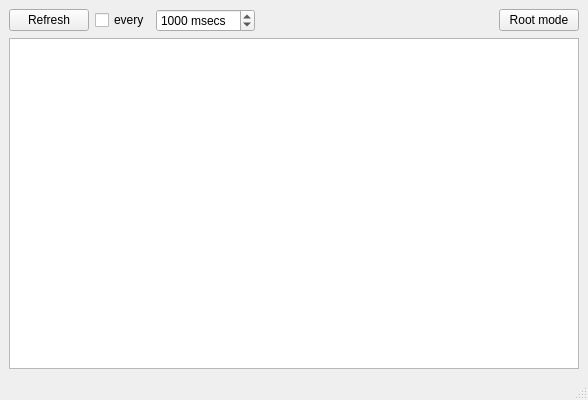
Before: the Qt Designer form konnectionmonitor.ui in mx1up/konnectionmonitor, drawn with Qt 5.
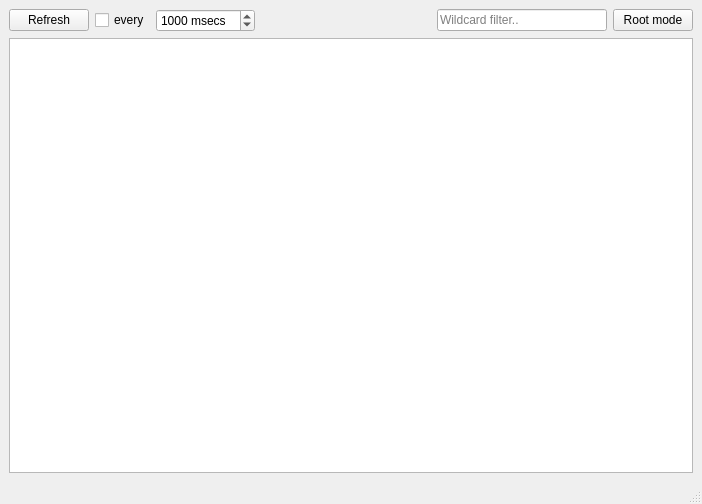
After: the same form once the commit is applied.

Commit message: added filter box

The edit to the form file:
```diff
--- a/konnectionmonitor.ui
+++ b/konnectionmonitor.ui
@@ -6,8 +6,8 @@
    <rect>
     <x>0</x>
     <y>0</y>
-    <width>588</width>
-    <height>400</height>
+    <width>702</width>
+    <height>504</height>
    </rect>
   </property>
   <property name="windowTitle">
@@ -15,6 +15,19 @@
   </property>
   <widget class="QWidget" name="centralwidget">
    <layout class="QGridLayout" name="gridLayout">
+    <item row="1" column="0" colspan="6">
+     <widget class="QTableView" name="connectionTableView">
+      <property name="alternatingRowColors">
+       <bool>true</bool>
+      </property>
+      <property name="selectionBehavior">
+       <enum>QAbstractItemView::SelectRows</enum>
+      </property>
+      <property name="sortingEnabled">
+       <bool>true</bool>
+      </property>
+     </widget>
+    </item>
     <item row="0" column="0">
      <widget class="QPushButton" name="refreshButton">
       <property name="text">
@@ -64,20 +77,20 @@
       </property>
      </spacer>
     </item>
-    <item row="0" column="4">
+    <item row="0" column="5">
      <widget class="QPushButton" name="rootModeButton">
       <property name="text">
        <string>Root mode</string>
       </property>
      </widget>
     </item>
-    <item row="1" column="0" colspan="5">
-     <widget class="QTableView" name="connectionTableView">
-      <property name="alternatingRowColors">
-       <bool>true</bool>
+    <item row="0" column="4">
+     <widget class="QLineEdit" name="filterLE">
+      <property name="toolTip">
+       <string>filter connections</string>
       </property>
-      <property name="selectionBehavior">
-       <enum>QAbstractItemView::SelectRows</enum>
+      <property name="placeholderText">
+       <string>Wildcard filter..</string>
       </property>
      </widget>
     </item>
```
Left out of the diff: 4 changed lines with no effect on the pictures. The commit also changes 3 other files.
